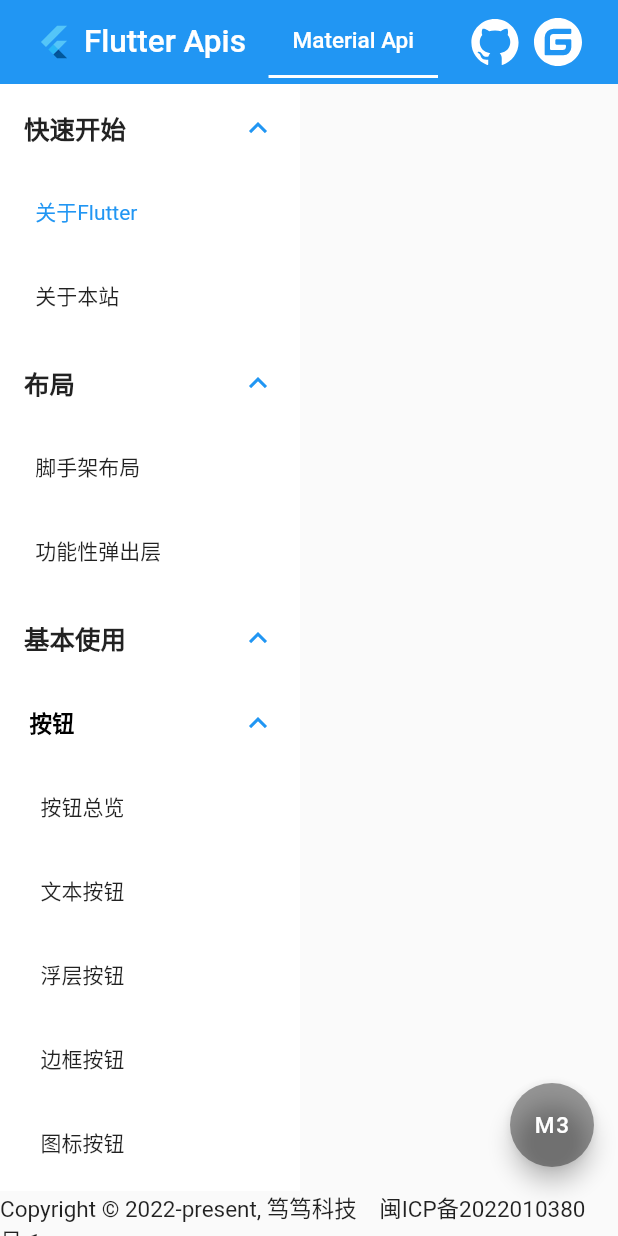
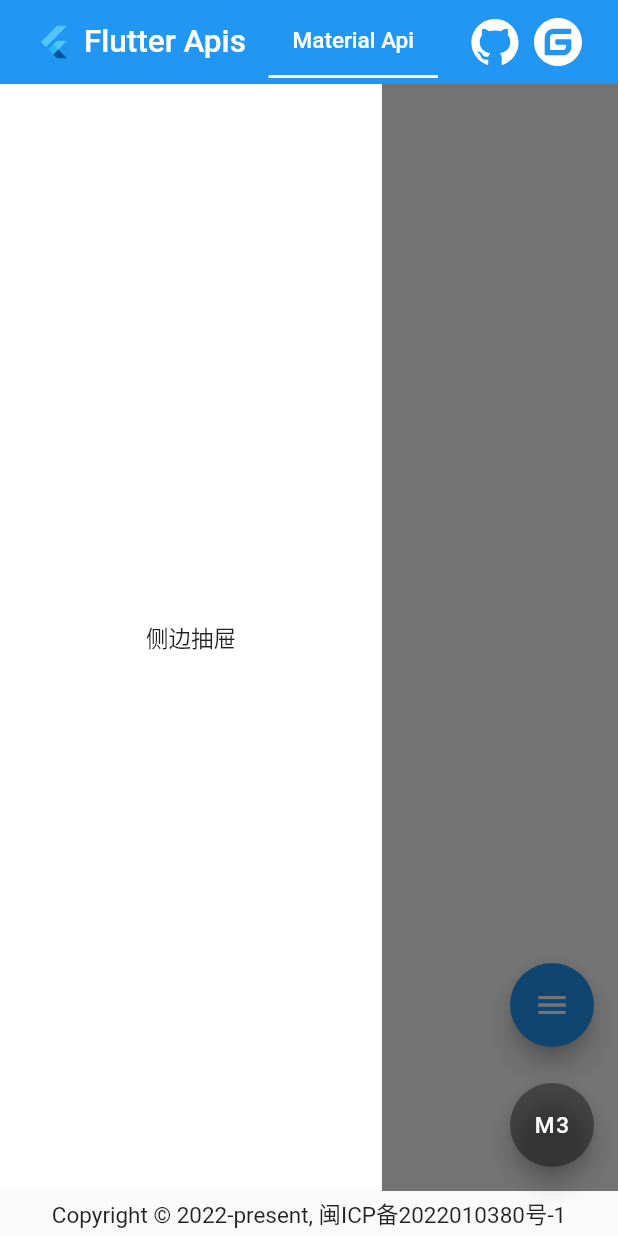
Before and after one commit to dudu-ltd/flutter_components, a Flutter app: the screen it shows after launch, with the side drawer open (before the commit the screen has no drawer), on a phone screen of 412 x 824 dp. Run offline on Flutter 3.47's test engine with Material 2 defaults, Android fonts, the phone set to English and light mode, and no system bars; our stand-ins replace animated_splash_screen, flutter_markdown, flutter_svg, go_router, string_scanner; Roboto replaces fonts that are missing (PingFang); statements that could not run were skipped.

Commit message:
Mobile terminal adaptation

```diff
--- a/lib/pages/api_index.dart
+++ b/lib/pages/api_index.dart
@@ -113,7 +113,7 @@ class _IndexPageState extends State<IndexPage>
           height: 30,
           child: Center(
             child: Text(
-              'Copyright © 2022-present, 笃笃科技    闽ICP备2022010380号-1',
+              'Copyright © 2022-present, 闽ICP备2022010380号-1',
             ),
           ),
         ),
@@ -180,7 +180,6 @@ List<Map<String, dynamic>> get materialGuideData {
       "children": [
         {"id": "NavigationBar", "text": "导航栏"},
         {"id": "NavigationRail", "text": "侧边导航"},
-        {"id": "PlatformMenuBar", "text": "菜单"},
         {"id": "PopupMenuButton", "text": "弹出菜单"},
         {"id": "Stepper", "text": "步骤条"},
         {"id": "Tabs", "text": "标签页"},
@@ -232,21 +231,60 @@ class ApiPage extends StatefulWidget {
   }
 }
 
-class _ApiPageState extends State<ApiPage> {
+class _ApiPageState extends State<ApiPage> with SingleTickerProviderStateMixin {
   BuildContext? navContext;
   Map<String, RoutePageBuilder> cache = {};
+  late AnimationController menuCtrl;
+  late Animation<double> menuWidth;
+  late bool menuShow = true;
+  late bool isVertial;
 
-  var currentName = null;
+  @override
+  void initState() {
+    menuCtrl =
+        AnimationController(duration: Duration(milliseconds: 300), vsync: this);
+    menuWidth = Tween(begin: 200.0, end: 40.0).animate(menuCtrl)
+      ..addListener(() {
+        menuShow = menuWidth.value == 200.0;
+        setState(() {});
+      });
+    super.initState();
+  }
 
   Widget get guideNew {
-    var theme = Theme.of(context);
     return Material(
       color: Colors.white,
       child: Column(children: [
-        ...guideDataToWidget(widget.guideData),
+        if (menuShow) ...guideDataToWidget(widget.guideData),
       ]),
     );
-    // });
+  }
+
+  Widget get drawerTrigger {
+    return Padding(
+      padding: const EdgeInsets.only(bottom: 80),
+      child: FloatingActionButton(
+        isExtended: true,
+        onPressed: () {
+          showDialog(
+            context: context,
+            builder: (context) => Align(
+              alignment: Alignment.centerLeft,
+              child: FractionallySizedBox(
+                widthFactor: .618,
+                child: Drawer(
+                  child: ColoredBox(
+                    color: Colors.white,
+                    child: menu,
+                  ),
+                ),
+              ),
+            ),
+          );
+        },
+        child: const Icon(Icons.menu),
+      ),
+    );
   }
 
   TextStyle navTextStyle(int i) {
@@ -309,20 +347,29 @@ class _ApiPageState extends State<ApiPage> {
   }
 
   to(String name, String id) {
-    if (currentName == id) return;
-    currentName = id;
-    Timer(Duration(milliseconds: 150), () {
+    if (widget.initialRoute == id) return;
+
     context.pushNamed(
       'indexPage',
       params: {'pkg': widget.pkg},
       queryParams: {'path': id},
     );
-    });
   }
 
   @override
   Widget build(BuildContext context) {
-    return Theme(
+    Size size = MediaQuery.of(context).size;
+    isVertial = size.height > size.width;
+    return Scaffold(
+      floatingActionButton: isVertial ? drawerTrigger : null,
+      drawer: const FractionallySizedBox(
+        widthFactor: .618,
+        child: ColoredBox(
+          color: Colors.white,
+          child: Center(child: Text('侧边抽屉')),
+        ),
+      ),
+      body: Theme(
         data: Theme.of(context).copyWith(
           useMaterial3: widget.useMaterial3.value,
         ),
@@ -339,14 +386,19 @@ class _ApiPageState extends State<ApiPage> {
                 ),
               ),
               leftJudge: true,
-            asideLeft: SingleChildScrollView(
-              controller: ScrollController(),
-              child: guideNew,
+              asideLeft: isVertial ? null : menu,
+              asideLeftWidth: menuWidth.value,
             ),
-            asideLeftWidth: 200,
           ),
         ),
       ),
     );
   }
+
+  get menu {
+    return SingleChildScrollView(
+      controller: ScrollController(),
+      child: guideNew,
+    );
   }
+}
--- a/lib/widgets/api_doc.dart
+++ b/lib/widgets/api_doc.dart
@@ -32,6 +32,7 @@ class _ApiDetailState extends State<ApiDetail>
   late ScrollController scrollCtrl;
   late Widget snap = Container();
   GlobalKey? lastKey;
+  late bool isVertial;
 
   @override
   dispose() {
@@ -137,13 +138,14 @@ class _ApiDetailState extends State<ApiDetail>
       children: List.generate(
           names.length,
           (index) => FractionallySizedBox(
-                widthFactor: .5,
+                widthFactor: isVertial ? 1 : .5,
                 child: widgetCodeBlockBuilder(names[index]),
               )),
     );
   }
 
   widgetsRowCodeBlockBuilder(name) {
+    if (isVertial) return widgetsCodeBlockBuilder(name);
     var names = name.toString().split(',');
     return Row(
       crossAxisAlignment: CrossAxisAlignment.start,
@@ -266,6 +268,8 @@ class _ApiDetailState extends State<ApiDetail>
   @override
   Widget build(BuildContext context) {
     super.build(context);
+    Size size = MediaQuery.of(context).size;
+    isVertial = size.height > size.width;
     return SingleChildScrollView(
       child: Padding(
         padding: const EdgeInsets.symmetric(vertical: 20, horizontal: 20),
```
Also changed, not shown: 1 other file. Lines whose indentation alone changed are shown as unchanged.
